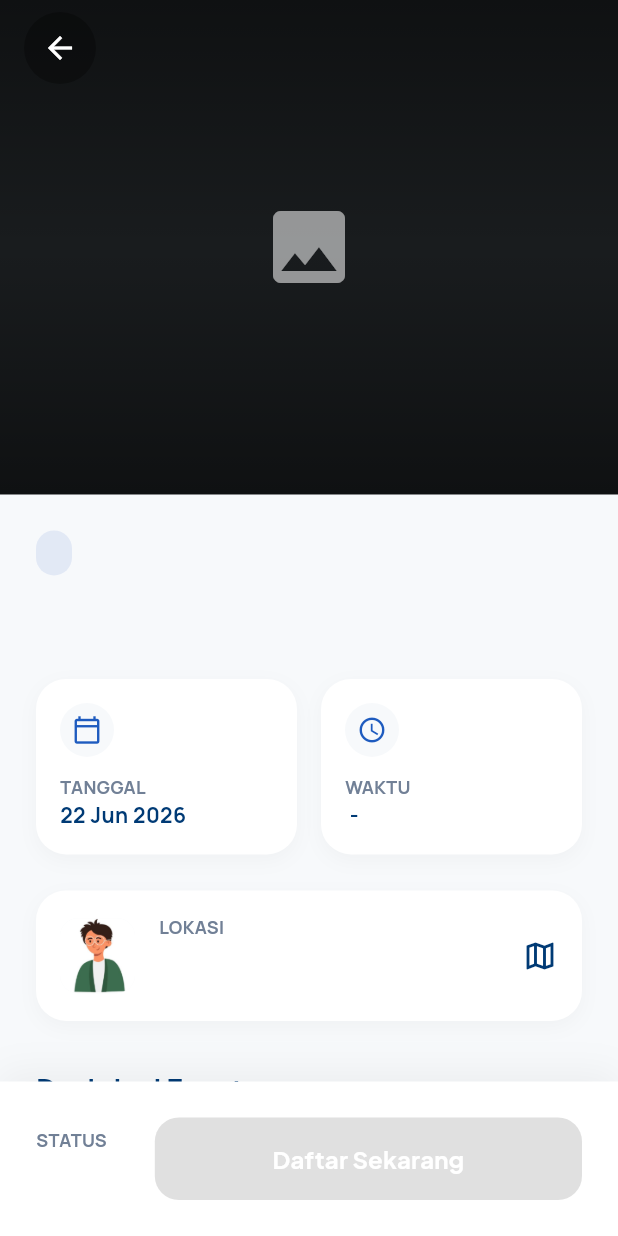
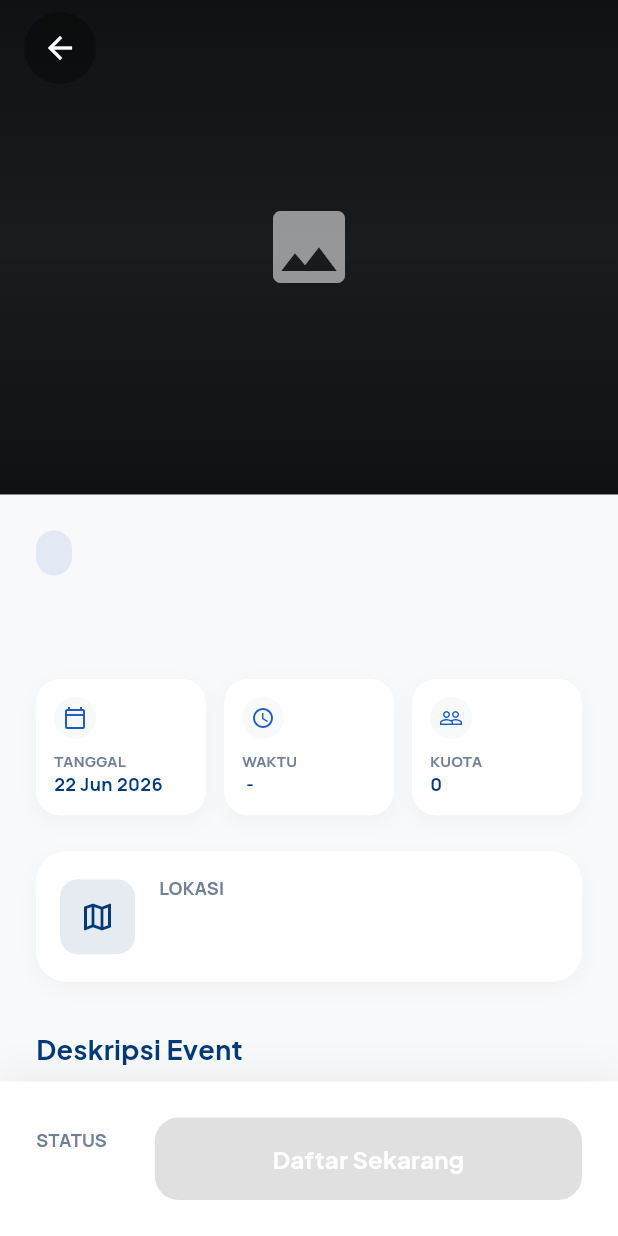
Before and after one commit to AffanShz/Dinus-Career-Center-Mobile, a Flutter app: the EventDetailScreen screen opened directly with empty values, on a phone screen of 412 x 824 dp. Run offline on Flutter 3.47's test engine with Material 3 defaults, Android fonts, the phone set to English and light mode, and no system bars; our stand-ins replace equatable, file_picker, flutter_bloc, flutter_dotenv, flutter_local_notifications, google_fonts and 5 more; missing offline and left inert: workmanager; accounts and stored records are empty; statements that could not run were skipped.

Commit message:
[AS] refactor: Update Event Detail UI (kuota and icons)

```diff
--- a/lib/features/event_detail/screens/event_detail_screen.dart
+++ b/lib/features/event_detail/screens/event_detail_screen.dart
@@ -74,7 +74,10 @@ class EventDetailScreen extends StatelessWidget {
     );
   }
 
-  Widget _buildCircleButton({required IconData icon, required VoidCallback onPressed}) {
+  Widget _buildCircleButton({
+    required IconData icon,
+    required VoidCallback onPressed,
+  }) {
     return Container(
       decoration: BoxDecoration(
         color: Colors.black.withValues(alpha: 0.3),
@@ -115,7 +118,9 @@ class EventDetailScreen extends StatelessWidget {
           ),
         ),
         child: event.imageUrl == null || event.imageUrl!.isEmpty
-            ? const Center(child: Icon(Icons.image, size: 64, color: Colors.white54))
+            ? const Center(
+                child: Icon(Icons.image, size: 64, color: Colors.white54),
+              )
             : null,
       ),
     );
@@ -153,9 +158,13 @@ class EventDetailScreen extends StatelessWidget {
 
   Widget _buildDateTimeCards() {
     final dateStr = DateFormat('d MMM yyyy').format(event.eventDate);
-    final timeStr = event.endTime != null ? '${event.startTime} - ${event.endTime}' : event.startTime;
+    final timeStr = event.endTime != null
+        ? '${event.startTime} - ${event.endTime}'
+        : event.startTime;
+    final kuotaStr = event.maxParticipants != null ? event.maxParticipants.toString() : 'Tanpa Batas';
 
     return Row(
+      crossAxisAlignment: CrossAxisAlignment.start,
       children: [
         Expanded(
           child: _buildInfoCard(
@@ -164,12 +173,20 @@ class EventDetailScreen extends StatelessWidget {
             value: dateStr,
           ),
         ),
-        const SizedBox(width: 16),
+        const SizedBox(width: 12),
         Expanded(
           child: _buildInfoCard(
             icon: Icons.access_time,
             label: 'WAKTU',
             value: timeStr,
+          ),
+        ),
+        const SizedBox(width: 12),
+        Expanded(
+          child: _buildInfoCard(
+            icon: Icons.people_outline,
+            label: 'KUOTA',
+            value: kuotaStr,
           ),
         ),
       ],
@@ -182,10 +199,10 @@ class EventDetailScreen extends StatelessWidget {
     required String value,
   }) {
     return Container(
-      padding: const EdgeInsets.all(16),
+      padding: const EdgeInsets.all(12),
       decoration: BoxDecoration(
         color: Colors.white,
-        borderRadius: BorderRadius.circular(20),
+        borderRadius: BorderRadius.circular(16),
         boxShadow: [
           BoxShadow(
             color: Colors.black.withValues(alpha: 0.03),
@@ -198,26 +215,32 @@ class EventDetailScreen extends StatelessWidget {
         crossAxisAlignment: CrossAxisAlignment.start,
         children: [
           Container(
-            padding: const EdgeInsets.all(8),
+            padding: const EdgeInsets.all(6),
             decoration: BoxDecoration(
               color: AppColors.background,
               shape: BoxShape.circle,
             ),
-            child: Icon(icon, size: 20, color: AppColors.accent),
+            child: Icon(icon, size: 16, color: AppColors.accent),
           ),
-          const SizedBox(height: 12),
+          const SizedBox(height: 8),
           Text(
             label,
             style: AppTextStyles.labelSmall.copyWith(
               color: AppColors.textMuted,
+              fontSize: 10,
             ),
+            maxLines: 1,
+            overflow: TextOverflow.ellipsis,
           ),
           Text(
             value,
             style: AppTextStyles.bodyMedium.copyWith(
               fontWeight: FontWeight.bold,
               color: AppColors.primary,
+              fontSize: 12,
             ),
+            maxLines: 2,
+            overflow: TextOverflow.ellipsis,
           ),
         ],
       ),
@@ -244,16 +267,13 @@ class EventDetailScreen extends StatelessWidget {
             height: 50,
             width: 50,
             decoration: BoxDecoration(
-              color: AppColors.background,
+              color: AppColors.primary.withValues(alpha: 0.1),
               borderRadius: BorderRadius.circular(12),
             ),
-            child: ClipRRect(
-              borderRadius: BorderRadius.circular(12),
-              child: Image.asset(
-                'assets/images/dcc.png',
-                fit: BoxFit.cover,
-                errorBuilder: (context, error, stackTrace) => const Icon(Icons.business),
-              ),
+            child: const Icon(
+              Icons.map_outlined,
+              color: AppColors.primary,
+              size: 24,
             ),
           ),
           const SizedBox(width: 16),
@@ -284,7 +304,6 @@ class EventDetailScreen extends StatelessWidget {
               ],
             ),
           ),
-          Icon(Icons.map_outlined, color: AppColors.primary, size: 24),
         ],
       ),
     );
@@ -317,7 +336,10 @@ class EventDetailScreen extends StatelessWidget {
       return const SizedBox.shrink();
     }
 
-    final benefitList = event.benefits!.split(RegExp(r'\n|,')).where((s) => s.trim().isNotEmpty).toList();
+    final benefitList = event.benefits!
+        .split(RegExp(r'\n|,'))
+        .where((s) => s.trim().isNotEmpty)
+        .toList();
 
     return Container(
       padding: const EdgeInsets.all(20),
@@ -336,14 +358,19 @@ class EventDetailScreen extends StatelessWidget {
             ),
           ),
           const SizedBox(height: 16),
-          ...benefitList.map((benefit) => Padding(
+          ...benefitList.map(
+            (benefit) => Padding(
               padding: const EdgeInsets.only(bottom: 12.0),
               child: Row(
                 crossAxisAlignment: CrossAxisAlignment.start,
                 children: [
                   const Padding(
                     padding: EdgeInsets.only(top: 2.0),
-                      child: Icon(Icons.check_circle, size: 18, color: AppColors.onSurface),
+                    child: Icon(
+                      Icons.check_circle,
+                      size: 18,
+                      color: AppColors.onSurface,
+                    ),
                   ),
                   const SizedBox(width: 12),
                   Expanded(
@@ -356,7 +383,8 @@ class EventDetailScreen extends StatelessWidget {
                   ),
                 ],
               ),
-              )),
+            ),
+          ),
         ],
       ),
     );
@@ -375,7 +403,8 @@ class EventDetailScreen extends StatelessWidget {
           ),
         ),
         const SizedBox(height: 16),
-        ...event.speakers.map((speaker) => Container(
+        ...event.speakers.map(
+          (speaker) => Container(
             margin: const EdgeInsets.only(bottom: 12),
             padding: const EdgeInsets.all(16),
             decoration: BoxDecoration(
@@ -394,7 +423,8 @@ class EventDetailScreen extends StatelessWidget {
                 CircleAvatar(
                   radius: 30,
                   backgroundColor: Colors.grey[200],
-                    backgroundImage: speaker.image != null && speaker.image!.isNotEmpty
+                  backgroundImage:
+                      speaker.image != null && speaker.image!.isNotEmpty
                       ? NetworkImage(speaker.image!)
                       : null,
                   child: speaker.image == null || speaker.image!.isEmpty
@@ -426,7 +456,8 @@ class EventDetailScreen extends StatelessWidget {
                 const SizedBox(width: 8),
               ],
             ),
-            )),
+          ),
+        ),
       ],
     );
   }
@@ -483,7 +514,9 @@ class EventDetailScreen extends StatelessWidget {
               const SizedBox(width: 32),
               Expanded(
                 child: ElevatedButton(
-                  onPressed: event.registrationLink != null && event.registrationLink!.isNotEmpty
+                  onPressed:
+                      event.registrationLink != null &&
+                          event.registrationLink!.isNotEmpty
                       ? () => _launchURL(event.registrationLink)
                       : null,
                   style: ElevatedButton.styleFrom(
```
Lines whose indentation alone changed are shown as unchanged.
